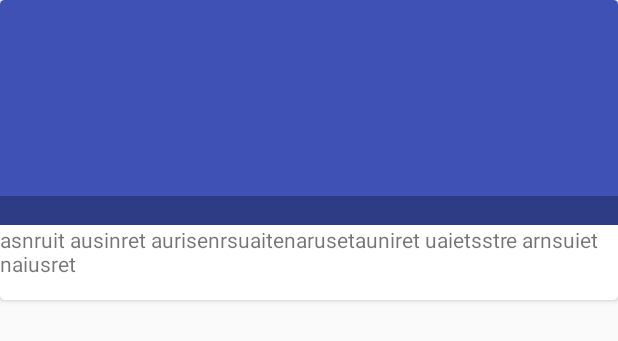
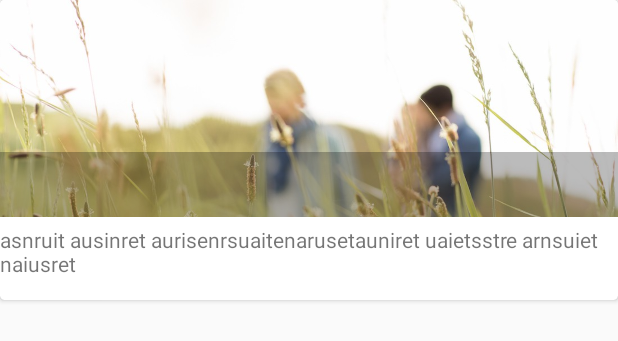
Before and after one commit to xylome/trainingProject, an Android app: the layout activity_home_group.xml on its own in the app's theme, with its tools: preview values and no code run, on a phone screen of 412 x 824 dp. Shown: the top 341 px of the screen. Run offline under Robolectric (Android 15) with nearby library versions, the phone set to English and light mode, and no system bars.

Commit message:
Styling the card

```diff
--- a/app/build.gradle
+++ b/app/build.gradle
@@ -8,7 +8,7 @@ android {
 
     defaultConfig {
         applicationId "com.orange.devoxx"
-        minSdkVersion 19
+        minSdkVersion 21
         targetSdkVersion 23
         versionCode 1
         versionName "1.0"
--- a/app/src/main/java/com/orange/devoxx/view/home/HomeView.java
+++ b/app/src/main/java/com/orange/devoxx/view/home/HomeView.java
@@ -7,6 +7,5 @@ import com.orange.devoxx.com.backend.beans.GroupResponse;
  */
 public interface HomeView {
     void backToLogin();
-    void displayNick(String nick);
     void groupsUpated(GroupResponse gr);
 }
--- a/app/src/main/res/layout/activity_home_group.xml
+++ b/app/src/main/res/layout/activity_home_group.xml
@@ -19,17 +19,32 @@
             <RelativeLayout
                 android:layout_width="match_parent"
                 android:layout_height="150dp"
-                android:background="@color/colorPrimary"
-                android:gravity="bottom">
+                android:gravity="bottom"
+                android:paddingBottom="5dp">
+                <RelativeLayout
+                    android:layout_width="match_parent"
+                    android:layout_height="match_parent">
+                    <ImageView
+                        android:layout_width="match_parent"
+                        android:layout_height="150dp"
+                        android:src="@drawable/card2"
+                        android:scaleType="centerCrop"
+                        />
                     <LinearLayout
                         android:layout_width="match_parent"
                         android:layout_height="wrap_content"
+                        android:layout_alignParentBottom="true"
                         android:background="@color/cardview_back_title_background">
                         <TextView
                             android:id="@+id/home_group_name"
                             android:layout_width="wrap_content"
-                    android:layout_height="wrap_content" />
+                            android:layout_height="wrap_content"
+                            style="@style/TitleCard"
+                            />
                     </LinearLayout>
+                </RelativeLayout>
+
+
             </RelativeLayout>
 
             <TextView
--- a/app/src/main/res/values/colors.xml
+++ b/app/src/main/res/values/colors.xml
@@ -6,5 +6,5 @@
 
     <color name="cardview_back_title_background">#44000000</color>
 
-    <color name="cardview_title_gray">#AAAAAA</color>
+    <color name="cardview_title_gray">#EEEEEE</color>
 </resources>
--- a/app/src/main/res/values/dimens.xml
+++ b/app/src/main/res/values/dimens.xml
@@ -1,6 +1,6 @@
 <resources>
     <!-- Default screen margins, per the Android Design guidelines. -->
-    <dimen name="activity_horizontal_margin">16dp</dimen>
-    <dimen name="activity_vertical_margin">16dp</dimen>
+    <dimen name="activity_horizontal_margin">8dp</dimen>
+    <dimen name="activity_vertical_margin">0dp</dimen>
     <dimen name="fab_margin">16dp</dimen>
 </resources>
--- a/app/src/main/res/values/strings.xml
+++ b/app/src/main/res/values/strings.xml
@@ -1,5 +1,6 @@
 <resources>
     <string name="app_name">Devoxx</string>
+    <string name="my_groups">Mes groupes</string>
     <string name="action_settings">Settings</string>
     <string name="title_activity_login">Sign in</string>
 
--- a/app/src/main/res/values/styles.xml
+++ b/app/src/main/res/values/styles.xml
@@ -17,8 +17,9 @@
 
     <style name="AppTheme.PopupOverlay" parent="ThemeOverlay.AppCompat.Light" />
 
-    <style name="TitleCard" parent="@android:style/TextAppearance.DeviceDefault.Large">
+    <style name="TitleCard" parent="@android:style/TextAppearance.Material.Headline">
         <item name="android:textColor">@color/cardview_title_gray</item>
+        <item name="android:padding">5dp</item>
     </style>
 
 </resources>
```
Also changed, not shown: app/src/main/java/com/orange/devoxx/view/home/HomeActivity.java (+2 -9 lines), app/src/main/res/layout/content_home.xml (+0 -13 lines), app/src/main/res/drawable/card2.jpg (added), 1 other file. Lines whose indentation alone changed are shown as unchanged.
